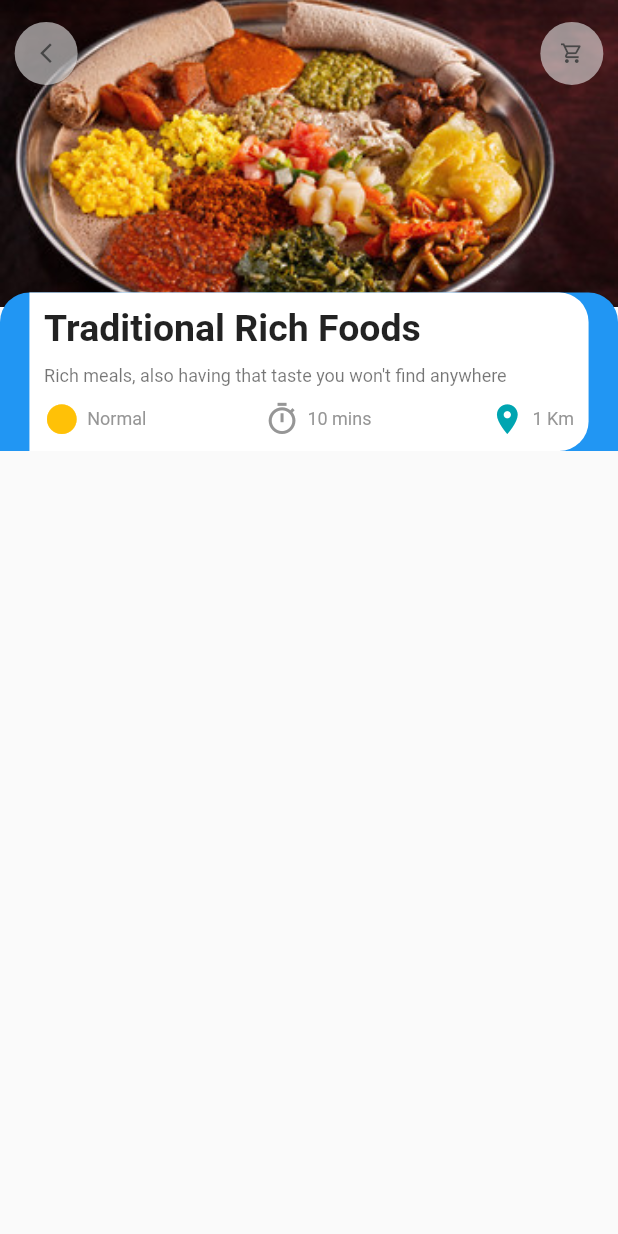
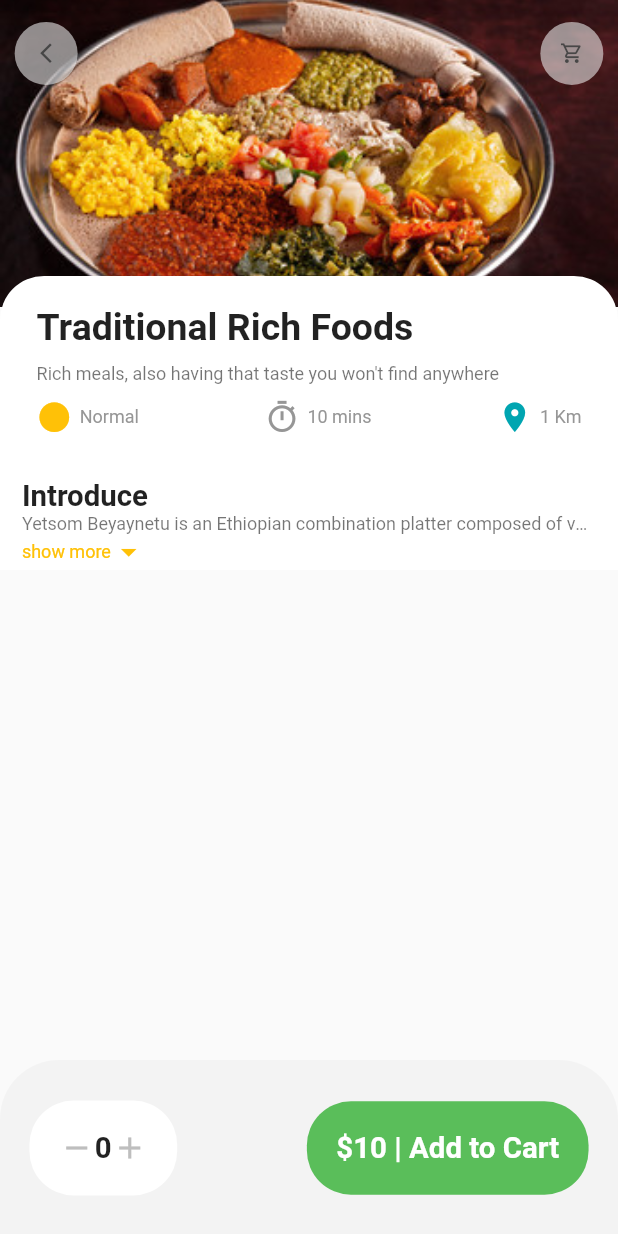
Before and after one commit to BisratGirma/gursha_mobile, a Flutter app: the screen it shows after launch, on a phone screen of 412 x 824 dp. Run offline on Flutter 3.47's test engine with Material 2 defaults, Android fonts, the phone set to English and light mode, and no system bars; our stand-ins replace dots_indicator, get.

Commit message:
expandable text and detail on popular itmes detail

```diff
--- a/lib/screens/foods/popular_food_detail.dart
+++ b/lib/screens/foods/popular_food_detail.dart
@@ -3,9 +3,8 @@ import 'package:gursha/util/colors.dart';
 import 'package:gursha/util/dimensions.dart';
 import 'package:gursha/widgets/app_column.dart';
 import 'package:gursha/widgets/app_icon.dart';
+import 'package:gursha/widgets/expandable_text.dart';
 import 'package:gursha/widgets/heading.dart';
-import 'package:gursha/widgets/icon_and_text.dart';
-import 'package:gursha/widgets/small_heading.dart';
 
 class PopularFoodDetail extends StatelessWidget {
   const PopularFoodDetail({Key? key}) : super(key: key);
@@ -39,18 +38,66 @@ class PopularFoodDetail extends StatelessWidget {
           Positioned(
               left: 0,
               right: 0,
-            top: Dimensions.popularImgSize - 10,
+              top: Dimensions.popularImgSize - 21,
               child: Container(
                   padding: EdgeInsets.only(
-                    left: Dimensions.width24, right: Dimensions.width24),
+                      left: Dimensions.width15,
+                      right: Dimensions.width15,
+                      top: Dimensions.height10),
                   decoration: BoxDecoration(
                       borderRadius: BorderRadius.only(
-                        topLeft: Radius.circular(Dimensions.radius20),
-                        topRight: Radius.circular(Dimensions.radius20)),
-                    color: Colors.blue),
-                child: AppColumn(
-                    title: 'Traditional Rich Foods', size: Dimensions.font27)))
+                          topLeft: Radius.circular(Dimensions.radius30),
+                          topRight: Radius.circular(Dimensions.radius30)),
+                      color: Colors.white),
+                  child: Column(
+                    crossAxisAlignment: CrossAxisAlignment.start,
+                    children: [
+                      AppColumn(
+                          title: 'Traditional Rich Foods',
+                          size: Dimensions.font27),
+                      SizedBox(height: Dimensions.height20),
+                      HeadingText(text: 'Introduce'),
+                      ExpandableText(
+                          text:
+                              'Yetsom Beyaynetu is an Ethiopian combination platter composed of vegan curries and veggies. We love the variety this type of dinner offers. Our version features a rich red lentil stew, tender collard greens simmered with tomatoes and warming berbere spice blend, and a spicy fresh tomato salad with chiles.')
+                    ],
+                  )))
         ]),
-    );
+        bottomNavigationBar: Container(
+            height: Dimensions.navbarHeight,
+            padding: EdgeInsets.all(
+              Dimensions.height20,
+            ),
+            decoration: BoxDecoration(
+                color: AppColors.backgroundColors,
+                borderRadius: BorderRadius.only(
+                    topLeft: Radius.circular(Dimensions.radius20 * 2),
+                    topRight: Radius.circular(Dimensions.radius20 * 2))),
+            child: Row(
+              mainAxisAlignment: MainAxisAlignment.spaceBetween,
+              children: [
+                Container(
+                  padding: EdgeInsets.all(Dimensions.height20),
+                  decoration: BoxDecoration(
+                      borderRadius: BorderRadius.circular(Dimensions.radius30),
+                      color: Colors.white),
+                  child: Row(children: [
+                    const Icon(Icons.remove, color: AppColors.signColor),
+                    HeadingText(text: '0'),
+                    const Icon(Icons.add, color: AppColors.signColor)
+                  ]),
+                ),
+                Container(
+                  padding: EdgeInsets.all(Dimensions.height20),
+                  decoration: BoxDecoration(
+                      borderRadius: BorderRadius.circular(Dimensions.radius30),
+                      color: AppColors.passColor),
+                  child: HeadingText(
+                    text: '\$10 | Add to Cart',
+                    color: Colors.white,
+                  ),
+                )
+              ],
+            )));
   }
 }
--- a/lib/util/colors.dart
+++ b/lib/util/colors.dart
@@ -1,8 +1,10 @@
-import 'package:flutter/cupertino.dart';
-import 'package:flutter/material.dart';
+import 'package:flutter/painting.dart';
 
 class AppColors {
   static const Color textColor = Color.fromARGB(255, 150, 150, 150);
-  static const Color mainColor = Colors.amber;
+  static const Color mainColor = Color.fromARGB(255, 255, 193, 7);
   static const Color iconColor1 = Color.fromARGB(255, 0, 165, 177);
+  static const Color backgroundColors = Color.fromARGB(239, 243, 243, 243);
+  static const Color signColor = Color.fromARGB(255, 190, 190, 190);
+  static const Color passColor = Color.fromARGB(255, 90, 190, 90);
 }
--- a/lib/util/dimensions.dart
+++ b/lib/util/dimensions.dart
@@ -39,4 +39,5 @@ class Dimensions {
 
   //popular detail sizes
   static double popularImgSize = screenWidth / 2.01;
+  static double navbarHeight = screenHeight / 7.02;
 }
--- a/lib/widgets/app_column.dart
+++ b/lib/widgets/app_column.dart
@@ -7,8 +7,9 @@ import 'package:gursha/widgets/small_heading.dart';
 
 class AppColumn extends StatelessWidget {
   final String title;
-  final double? size;
-  const AppColumn({Key? key, required this.title, this.size}) : super(key: key);
+  final double size;
+  const AppColumn({Key? key, required this.title, this.size = 0})
+      : super(key: key);
 
   @override
   Widget build(BuildContext context) {
@@ -26,9 +27,7 @@ class AppColumn extends StatelessWidget {
             mainAxisAlignment: MainAxisAlignment.center,
             crossAxisAlignment: CrossAxisAlignment.start,
             children: [
-              size == null
-                  ? HeadingText(text: title)
-                  : HeadingText(text: title, size: size!),
+              HeadingText(text: title, size: size),
               SizedBox(
                 height: Dimensions.height10,
               ),
--- /dev/null
+++ b/lib/widgets/expandable_text.dart
@@ -0,0 +1,69 @@
+import 'package:flutter/material.dart';
+import 'package:gursha/util/colors.dart';
+import 'package:gursha/util/dimensions.dart';
+import 'package:gursha/widgets/small_heading.dart';
+
+class ExpandableText extends StatefulWidget {
+  final String text;
+  const ExpandableText({Key? key, required this.text}) : super(key: key);
+
+  @override
+  State<ExpandableText> createState() => _ExpandableTextState();
+}
+
+class _ExpandableTextState extends State<ExpandableText> {
+  late String firstPart;
+  late String secondPart;
+  bool hiddenText = true;
+  double textHeight = Dimensions.screenHeight / 5.61;
+
+  @override
+  void initState() {
+    super.initState();
+    if (widget.text.length > textHeight) {
+      firstPart = widget.text.substring(0, textHeight.toInt());
+      secondPart =
+          widget.text.substring(textHeight.toInt() + 1, widget.text.length);
+    } else {
+      firstPart = widget.text;
+      secondPart = '';
+    }
+  }
+
+  @override
+  Widget build(BuildContext context) {
+    return SingleChildScrollView(
+      child: Container(
+        child: secondPart.isEmpty
+            ? SmallHeadingText(
+                text: firstPart,
+              )
+            : Column(
+                children: [
+                  SmallHeadingText(
+                      text: hiddenText
+                          ? (firstPart + '...')
+                          : (firstPart + secondPart)),
+                  InkWell(
+                    onTap: () => setState(() {
+                      hiddenText = !hiddenText;
+                    }),
+                    child: Row(children: [
+                      SmallHeadingText(
+                        text: 'show ${hiddenText ? 'more' : 'less'}',
+                        color: AppColors.mainColor,
+                      ),
+                      Icon(
+                        hiddenText
+                            ? Icons.arrow_drop_down
+                            : Icons.arrow_drop_up,
+                        color: AppColors.mainColor,
+                      )
+                    ]),
+                  )
+                ],
+              ),
+      ),
+    );
+  }
+}
```
Lines whose indentation alone changed are shown as unchanged.
